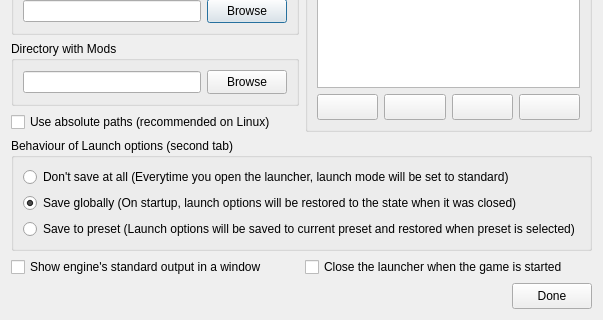
The window that Forms/SetupDialog.ui (Youda008/DoomRunner) describes before a commit, drawn with Qt 5; both pictures show x 0 to 603 and y 320 to 640 of the 603 by 640 pixel window.
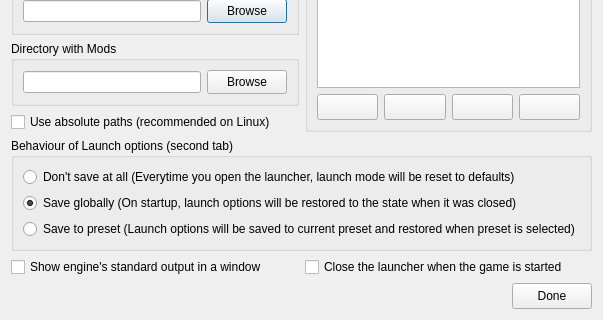
The same window after the commit. Icons and pictures are not drawn. Custom widgets are drawn as their Qt base class.

Commit message: Launch options behavior clarification

The edit to the form file:
```diff
--- a/Forms/SetupDialog.ui
+++ b/Forms/SetupDialog.ui
@@ -423,7 +423,7 @@
       <item>
        <widget class="QRadioButton" name="optsStorage_none">
         <property name="text">
-         <string>Don't save at all (Everytime you open the launcher, launch mode will be set to standard)</string>
+         <string>Don't save at all (Everytime you open the launcher, launch mode will be reset to defaults)</string>
         </property>
        </widget>
       </item>
```
